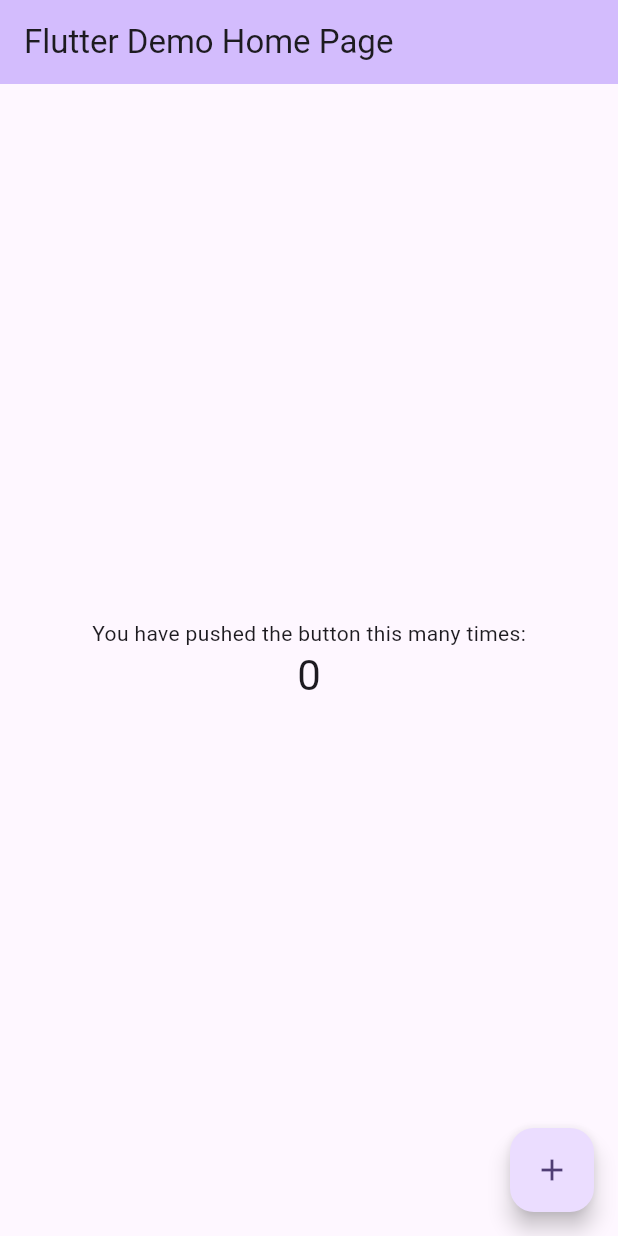
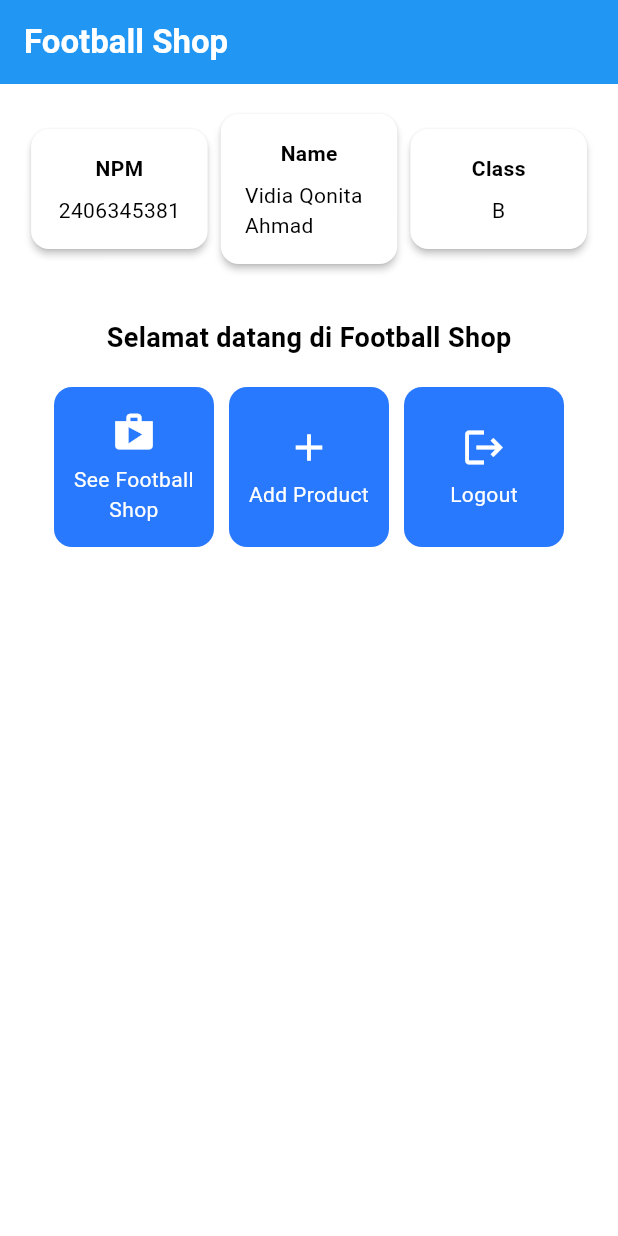
Before and after one commit to vidiaqonita/football-shop-mobile, a Flutter app: the screen it shows after launch, on a phone screen of 412 x 824 dp. Run offline on Flutter 3.47's test engine with Material 3 defaults, Android fonts, the phone set to English and light mode, and no system bars.

```diff
--- a/football_shop/lib/main.dart
+++ b/football_shop/lib/main.dart
@@ -1,5 +1,5 @@
 import 'package:flutter/material.dart';
-
+import 'package:football_shop/menu.dart';
 void main() {
   runApp(const MyApp());
 }
@@ -28,95 +28,10 @@ class MyApp extends StatelessWidget {
         //
         // This works for code too, not just values: Most code changes can be
         // tested with just a hot reload.
-        colorScheme: ColorScheme.fromSeed(seedColor: Colors.deepPurple),
+        colorScheme: ColorScheme.fromSwatch(primarySwatch: Colors.blue)
+          .copyWith(secondary: Colors.blueAccent[400]),
       ),
-      home: const MyHomePage(title: 'Flutter Demo Home Page'),
+      home: MyHomePage(),
     );
   }
 }
-
-class MyHomePage extends StatefulWidget {
-  const MyHomePage({super.key, required this.title});
-
-  // This widget is the home page of your application. It is stateful, meaning
-  // that it has a State object (defined below) that contains fields that affect
-  // how it looks.
-
-  // This class is the configuration for the state. It holds the values (in this
-  // case the title) provided by the parent (in this case the App widget) and
-  // used by the build method of the State. Fields in a Widget subclass are
-  // always marked "final".
-
-  final String title;
-
-  @override
-  State<MyHomePage> createState() => _MyHomePageState();
-}
-
-class _MyHomePageState extends State<MyHomePage> {
-  int _counter = 0;
-
-  void _incrementCounter() {
-    setState(() {
-      // This call to setState tells the Flutter framework that something has
-      // changed in this State, which causes it to rerun the build method below
-      // so that the display can reflect the updated values. If we changed
-      // _counter without calling setState(), then the build method would not be
-      // called again, and so nothing would appear to happen.
-      _counter++;
-    });
-  }
-
-  @override
-  Widget build(BuildContext context) {
-    // This method is rerun every time setState is called, for instance as done
-    // by the _incrementCounter method above.
-    //
-    // The Flutter framework has been optimized to make rerunning build methods
-    // fast, so that you can just rebuild anything that needs updating rather
-    // than having to individually change instances of widgets.
-    return Scaffold(
-      appBar: AppBar(
-        // TRY THIS: Try changing the color here to a specific color (to
-        // Colors.amber, perhaps?) and trigger a hot reload to see the AppBar
-        // change color while the other colors stay the same.
-        backgroundColor: Theme.of(context).colorScheme.inversePrimary,
-        // Here we take the value from the MyHomePage object that was created by
-        // the App.build method, and use it to set our appbar title.
-        title: Text(widget.title),
-      ),
-      body: Center(
-        // Center is a layout widget. It takes a single child and positions it
-        // in the middle of the parent.
-        child: Column(
-          // Column is also a layout widget. It takes a list of children and
-          // arranges them vertically. By default, it sizes itself to fit its
-          // children horizontally, and tries to be as tall as its parent.
-          //
-          // Column has various properties to control how it sizes itself and
-          // how it positions its children. Here we use mainAxisAlignment to
-          // center the children vertically; the main axis here is the vertical
-          // axis because Columns are vertical (the cross axis would be
-          // horizontal).
-          //
-          // TRY THIS: Invoke "debug painting" (choose the "Toggle Debug Paint"
-          // action in the IDE, or press "p" in the console), to see the
-          // wireframe for each widget.
-          mainAxisAlignment: MainAxisAlignment.center,
-          children: <Widget>[
-            const Text('You have pushed the button this many times:'),
-            Text(
-              '$_counter',
-              style: Theme.of(context).textTheme.headlineMedium,
-            ),
-          ],
-        ),
-      ),
-      floatingActionButton: FloatingActionButton(
-        onPressed: _incrementCounter,
-        tooltip: 'Increment',
-        child: const Icon(Icons.add),
-      ), // This trailing comma makes auto-formatting nicer for build methods.
-    );
-  }
-}
--- /dev/null
+++ b/football_shop/lib/menu.dart
@@ -0,0 +1,187 @@
+import 'package:flutter/material.dart';
+
+class ItemHomepage {
+ final String name;
+ final IconData icon;
+
+ ItemHomepage(this.name, this.icon);
+}
+
+class MyHomePage extends StatelessWidget {
+  MyHomePage({super.key});
+
+  final String nama = "Vidia Qonita Ahmad"; //nama
+  final String npm = "2406345381"; //npm
+  final String kelas = "B"; //kelas
+
+  final List<ItemHomepage> items = [
+    ItemHomepage("See Football Shop", Icons.shop),
+    ItemHomepage("Add Product", Icons.add),
+    ItemHomepage("Logout", Icons.logout),
+  ];
+  @override
+    Widget build(BuildContext context) {
+    // Scaffold menyediakan struktur dasar halaman dengan AppBar dan body.
+    return Scaffold(
+      // AppBar adalah bagian atas halaman yang menampilkan judul.
+      appBar: AppBar(
+        // Judul aplikasi "Football News" dengan teks putih dan tebal.
+        title: const Text(
+          'Football Shop',
+          style: TextStyle(
+            color: Colors.white,
+            fontWeight: FontWeight.bold,
+          ),
+        ),
+        // Warna latar belakang AppBar diambil dari skema warna tema aplikasi.
+        backgroundColor: Theme.of(context).colorScheme.primary,
+      ),
+      // Body halaman dengan padding di sekelilingnya.
+      body: Padding(
+        padding: const EdgeInsets.all(16.0),
+        // Menyusun widget secara vertikal dalam sebuah kolom.
+        child: Column(
+          crossAxisAlignment: CrossAxisAlignment.center,
+          children: [
+            // Row untuk menampilkan 3 InfoCard secara horizontal.
+            Row(
+              mainAxisAlignment: MainAxisAlignment.spaceEvenly,
+              children: [
+                InfoCard(title: 'NPM', content: npm),
+                InfoCard(title: 'Name', content: nama),
+                InfoCard(title: 'Class', content: kelas),
+              ],
+            ),
+
+            // Memberikan jarak vertikal 16 unit.
+            const SizedBox(height: 16.0),
+
+            // Menempatkan widget berikutnya di tengah halaman.
+            Center(
+              child: Column(
+                // Menyusun teks dan grid item secara vertikal.
+
+                children: [
+                  // Menampilkan teks sambutan dengan gaya tebal dan ukuran 18.
+                  const Padding(
+                    padding: EdgeInsets.only(top: 16.0),
+                    child: Text(
+                      'Selamat datang di Football Shop',
+                      style: TextStyle(
+                        fontWeight: FontWeight.bold,
+                        fontSize: 18.0,
+                      ),
+                    ),
+                  ),
+
+                  // Grid untuk menampilkan ItemCard dalam bentuk grid 3 kolom.
+                  GridView.count(
+                    primary: true,
+                    padding: const EdgeInsets.all(20),
+                    crossAxisSpacing: 10,
+                    mainAxisSpacing: 10,
+                    crossAxisCount: 3,
+                    // Agar grid menyesuaikan tinggi kontennya.
+                    shrinkWrap: true,
+
+                    // Menampilkan ItemCard untuk setiap item dalam list items.
+                    children: items.map((ItemHomepage item) {
+                      return ItemCard(item);
+                    }).toList(),
+                  ),
+                ],
+              ),
+            ),
+          ],
+        ),
+      ),
+    );
+  }
+}
+
+class ItemCard extends StatelessWidget {
+  // Menampilkan kartu dengan ikon dan nama.
+
+  final ItemHomepage item;
+
+  const ItemCard(this.item, {super.key});
+
+  @override
+  Widget build(BuildContext context) {
+    return Material(
+      // Menentukan warna latar belakang dari tema aplikasi.
+      color: Theme.of(context).colorScheme.secondary,
+      // Membuat sudut kartu melengkung.
+      borderRadius: BorderRadius.circular(12),
+
+      child: InkWell(
+        // Aksi ketika kartu ditekan.
+        onTap: () {
+          // Menampilkan pesan SnackBar saat kartu ditekan.
+          ScaffoldMessenger.of(context)
+            ..hideCurrentSnackBar()
+            ..showSnackBar(
+              SnackBar(content: Text("Kamu telah menekan tombol ${item.name}!"))
+            );
+        },
+        // Container untuk menyimpan Icon dan Text
+        child: Container(
+          padding: const EdgeInsets.all(8),
+          child: Center(
+            child: Column(
+              // Menyusun ikon dan teks di tengah kartu.
+              mainAxisAlignment: MainAxisAlignment.center,
+              children: [
+                Icon(
+                  item.icon,
+                  color: Colors.white,
+                  size: 30.0,
+                ),
+                const Padding(padding: EdgeInsets.all(3)),
+                Text(
+                  item.name,
+                  textAlign: TextAlign.center,
+                  style: const TextStyle(color: Colors.white),
+                ),
+              ],
+            ),
+          ),
+        ),
+      ),
+    );
+  }
+
+}
+
+class InfoCard extends StatelessWidget {
+  // Kartu informasi yang menampilkan title dan content.
+
+  final String title;  // Judul kartu.
+  final String content;  // Isi kartu.
+
+  const InfoCard({super.key, required this.title, required this.content});
+
+  @override
+  Widget build(BuildContext context) {
+    return Card(
+      // Membuat kotak kartu dengan bayangan dibawahnya.
+      elevation: 2.0,
+      child: Container(
+        // Mengatur ukuran dan jarak di dalam kartu.
+        width: MediaQuery.of(context).size.width / 3.5, // menyesuaikan dengan lebar device yang digunakan.
+        padding: const EdgeInsets.all(16.0),
+        // Menyusun title dan content secara vertikal.
+        child: Column(
+          children: [
+            Text(
+              title,
+              style: const TextStyle(fontWeight: FontWeight.bold),
+            ),
+            const SizedBox(height: 8.0),
+            Text(content),
+          ],
+        ),
+      ),
+    );
+  }
+}
```
